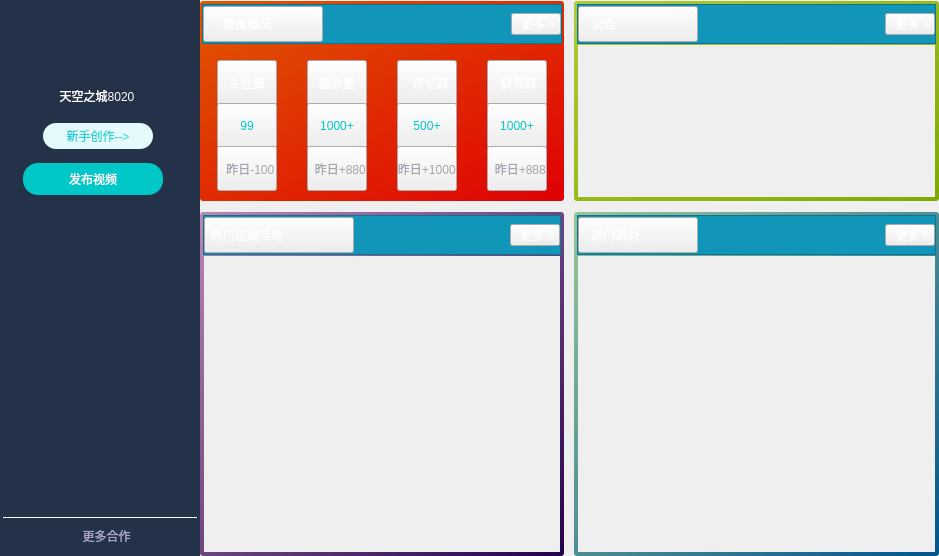
Above: VideoPlayer/creator/percenter/PerCenter.ui from huizhang556/pc-video-player before the change. Below: the same form after it.
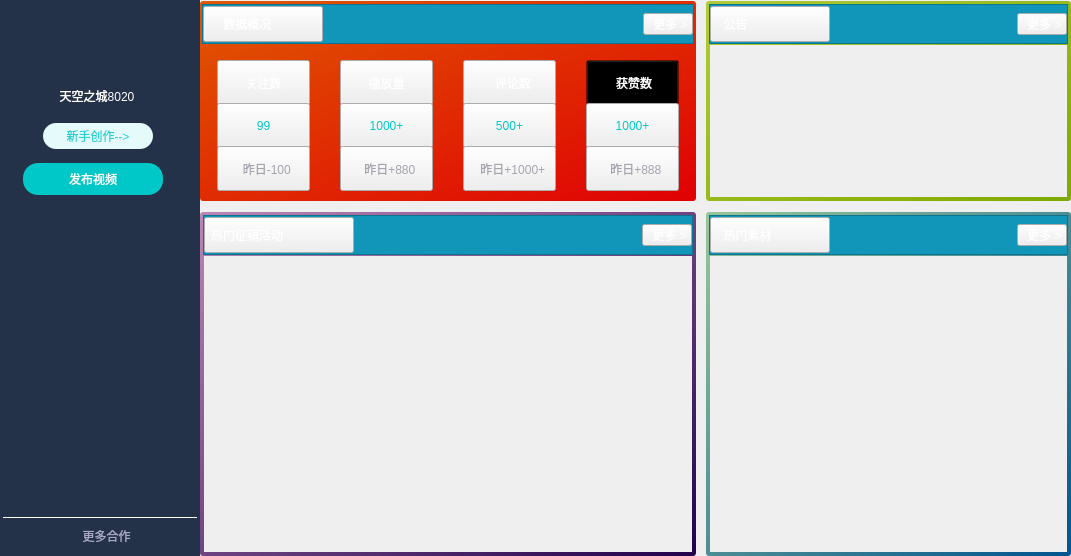
That is the form after the change. Icons and pictures are not drawn. Custom widgets are drawn as their Qt base class.

What changed in the file:
```diff
--- a/VideoPlayer/creator/percenter/PerCenter.ui
+++ b/VideoPlayer/creator/percenter/PerCenter.ui
@@ -6,7 +6,7 @@
    <rect>
     <x>0</x>
     <y>0</y>
-    <width>939</width>
+    <width>1071</width>
     <height>556</height>
    </rect>
   </property>
@@ -907,6 +907,7 @@
 {
 color: white;
 font: 800 18px &quot;微软雅黑&quot;;
+background-color: transparent;
 }</string>
                           </property>
                           <property name="text">
@@ -1373,7 +1374,7 @@
                          <rect>
                           <x>0</x>
                           <y>0</y>
-                          <width>348</width>
+                          <width>480</width>
                           <height>288</height>
                          </rect>
                         </property>
```
